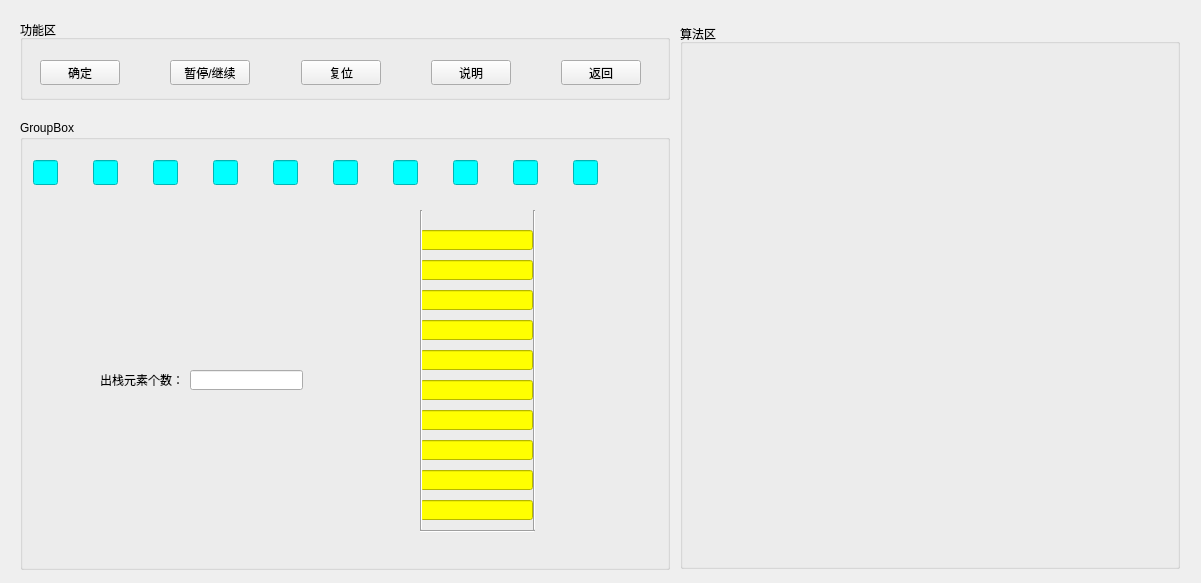
This is stackoutview.ui in Billxkk/- as Qt 5 draws it before an edit. The edited form follows.
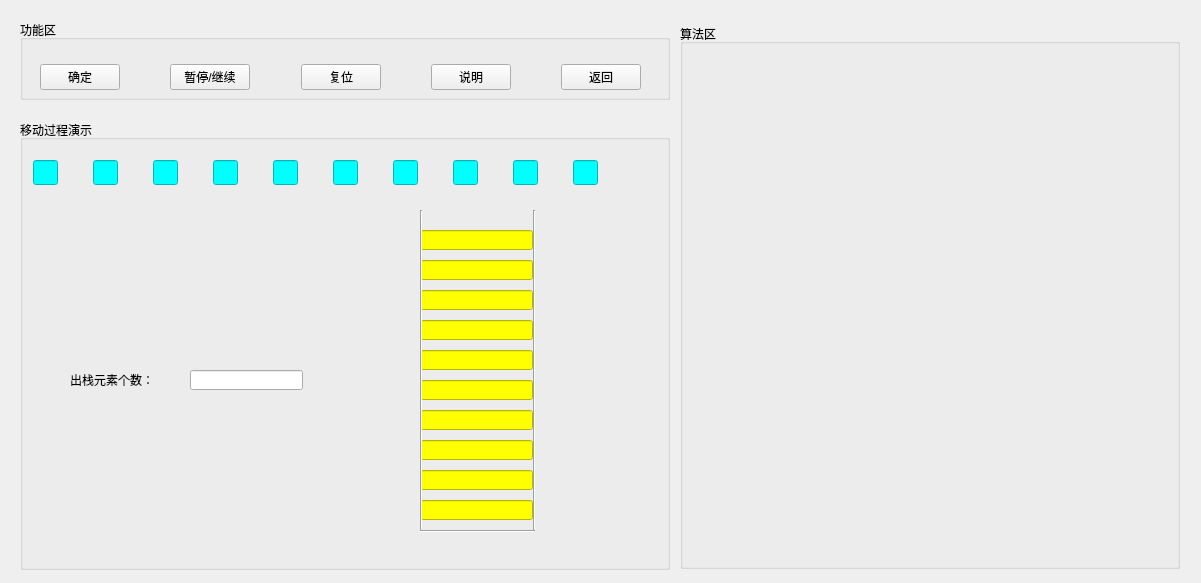
This is the edited form.

```diff
--- a/stackoutview.ui
+++ b/stackoutview.ui
@@ -22,6 +22,9 @@
      <height>80</height>
     </rect>
    </property>
+   <property name="styleSheet">
+    <string notr="true">font: 14pt &quot;微软雅黑&quot;;</string>
+   </property>
    <property name="title">
     <string>功能区</string>
    </property>
@@ -31,7 +34,7 @@
       <x>20</x>
       <y>40</y>
       <width>601</width>
-      <height>25</height>
+      <height>35</height>
      </rect>
     </property>
     <layout class="QHBoxLayout" name="horizontalLayout">
@@ -134,8 +137,11 @@
      <height>450</height>
     </rect>
    </property>
+   <property name="styleSheet">
+    <string notr="true">font: 75 12pt &quot;Microsoft YaHei UI&quot;;</string>
+   </property>
    <property name="title">
-    <string>GroupBox</string>
+    <string>移动过程演示</string>
    </property>
    <widget class="QLineEdit" name="lineEdit_1">
     <property name="geometry">
@@ -473,10 +479,10 @@
    <widget class="QLabel" name="label">
     <property name="geometry">
      <rect>
-      <x>80</x>
-      <y>254</y>
-      <width>80</width>
-      <height>12</height>
+      <x>50</x>
+      <y>250</y>
+      <width>111</width>
+      <height>20</height>
      </rect>
     </property>
     <property name="text">
```
